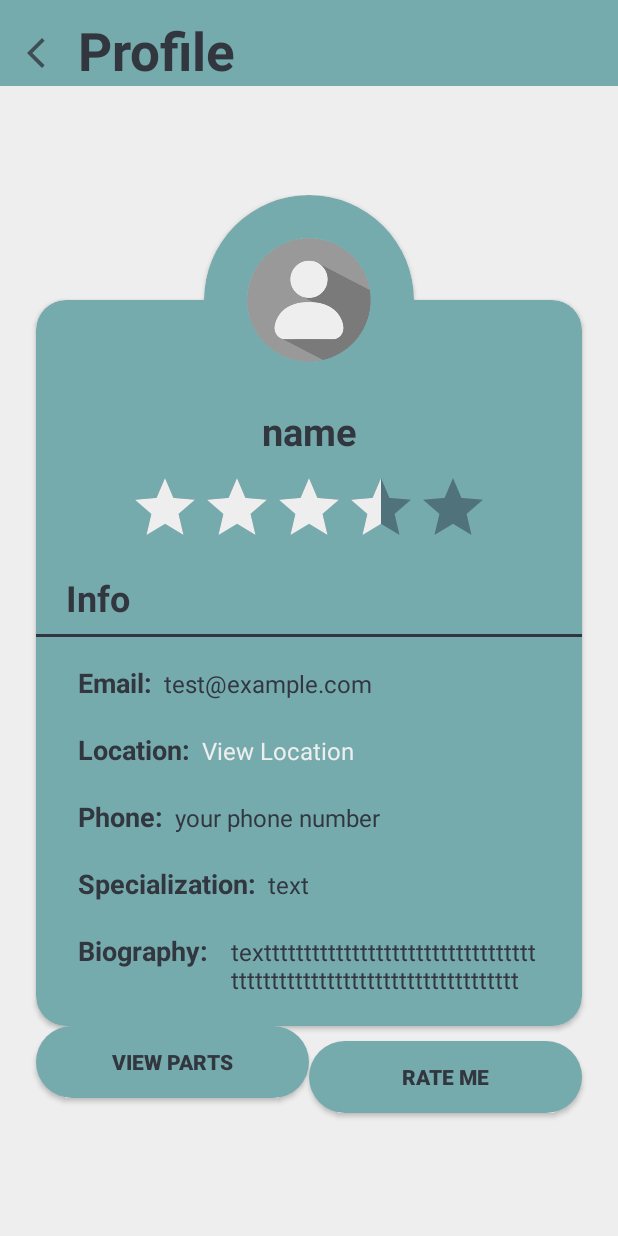
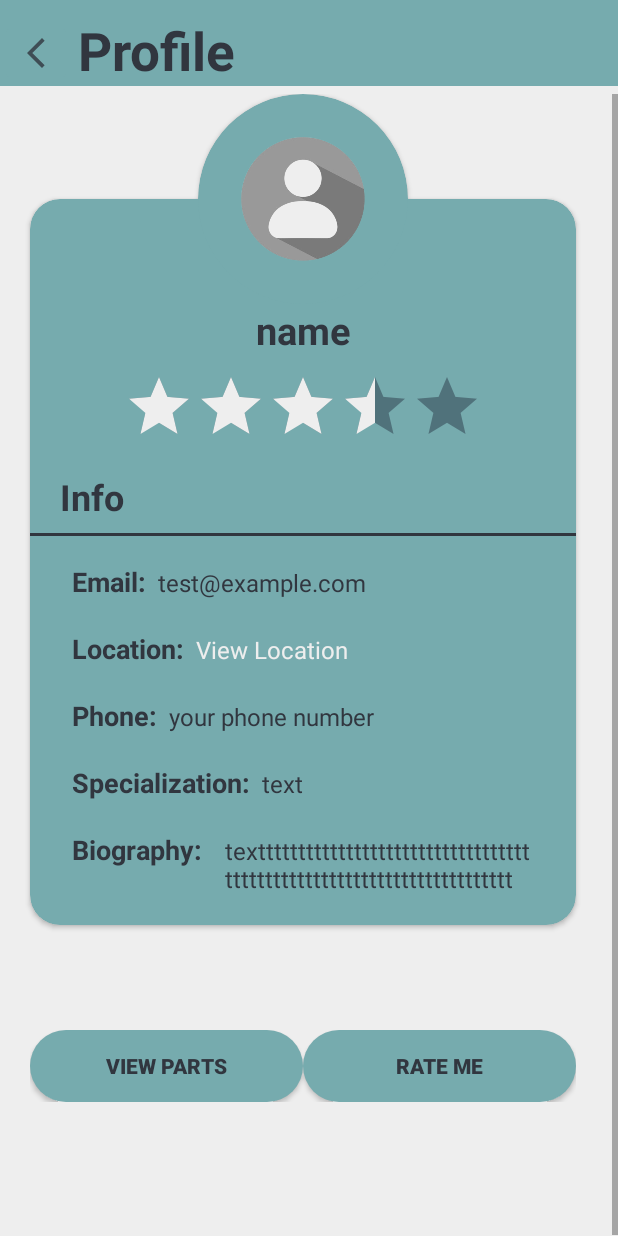
Before and after one commit to Mohamad-H-Hallal/AutoMate-Parts-and-Service-Hub, an Android app: the ProfileViewActivity screen opened directly, with no data from a screen before it, on a phone screen of 412 x 824 dp. Run offline under Robolectric (Android 15) with nearby library versions, the phone set to English and light mode, and no system bars.

Commit message:
building the view profile activity

```diff
--- a/app/src/main/res/layout/activity_profile_view.xml
+++ b/app/src/main/res/layout/activity_profile_view.xml
@@ -35,21 +35,23 @@
 
 
     <ScrollView
-    android:layout_width="wrap_content"
-    android:layout_height="wrap_content"
+        android:layout_width="0dp"
+        android:layout_height="0dp"
         app:layout_constraintStart_toStartOf="parent"
         app:layout_constraintEnd_toEndOf="parent"
+        android:layout_marginTop="5dp"
         app:layout_constraintTop_toBottomOf="@id/pr_title"
         app:layout_constraintBottom_toBottomOf="parent">
         <androidx.constraintlayout.widget.ConstraintLayout
-        android:layout_width="match_parent"
-        android:layout_height="match_parent">
+            android:layout_width="wrap_content"
+            android:layout_height="wrap_content">
 
             <androidx.constraintlayout.widget.Guideline
                 android:id="@+id/v_guideline"
-        android:layout_width="wrap_content"
-        android:layout_height="wrap_content"
+                android:layout_width="match_parent"
+                android:layout_height="match_parent"
                 android:orientation="vertical"
+                app:layout_constraintStart_toStartOf="parent"
                 app:layout_constraintGuide_begin="20dp" />
 
             <androidx.constraintlayout.widget.Guideline
@@ -57,6 +59,7 @@
                 android:layout_width="wrap_content"
                 android:layout_height="wrap_content"
                 android:orientation="vertical"
+                app:layout_constraintEnd_toEndOf="parent"
                 app:layout_constraintGuide_end="20dp" />
 
 
@@ -66,7 +69,8 @@
                 android:layout_height="wrap_content"
                 android:backgroundTint="@color/colorAccent"
                 app:cardCornerRadius="20dp"
-        app:layout_constraintBottom_toTopOf="@+id/v_manageparts"
+               app:layout_constraintTop_toTopOf="parent"
+                app:layout_constraintBottom_toTopOf="@id/v_ll"
                 app:layout_constraintEnd_toStartOf="@+id/v_guideline2"
                 app:layout_constraintStart_toStartOf="@+id/v_guideline">
 
@@ -318,31 +322,30 @@
                 app:layout_constraintHorizontal_bias="0.5"
                 app:layout_constraintStart_toStartOf="@id/v_guideline"
                 app:layout_constraintTop_toTopOf="@id/v_view"
-        app:layout_constraintVertical_bias="0.5"
                 app:shapeAppearance="@style/circle" />
+
+            <LinearLayout
+                android:id="@+id/v_ll"
+                android:layout_width="wrap_content"
+                android:layout_height="wrap_content"
+                android:layout_marginBottom="20dp"
+                app:layout_constraintBottom_toBottomOf="parent"
+                app:layout_constraintEnd_toEndOf="@id/v_guideline2"
+                app:layout_constraintStart_toStartOf="@id/v_guideline"
+                app:layout_constraintTop_toBottomOf="@id/v_view">
 
                 <androidx.appcompat.widget.AppCompatButton
                     android:id="@+id/v_manageparts"
                     style="@style/loginButton"
-            android:layout_marginTop="20dp"
-            android:layout_marginBottom="20dp"
                     android:text="@string/view_parts"
-            android:textColor="@color/colorPrimaryDark"
-            app:layout_constraintBottom_toBottomOf="parent"
-            app:layout_constraintEnd_toStartOf="@id/v_rating"
-            app:layout_constraintStart_toStartOf="@id/v_guideline" />
+                    android:textColor="@color/colorPrimaryDark" />
 
                 <androidx.appcompat.widget.AppCompatButton
                     android:id="@+id/v_rating"
                     style="@style/loginButton"
-        android:layout_marginBottom="20dp"
-        android:layout_marginTop="20dp"
                     android:text="@string/rate_me"
-        android:textColor="@color/colorPrimaryDark"
-        app:layout_constraintBottom_toBottomOf="parent"
-        app:layout_constraintEnd_toEndOf="@id/v_guideline2"
-        app:layout_constraintTop_toBottomOf="@id/v_view"
-        app:layout_constraintStart_toEndOf="@id/v_manageparts" />
+                    android:textColor="@color/colorPrimaryDark" />
+            </LinearLayout>
         </androidx.constraintlayout.widget.ConstraintLayout>
     </ScrollView>
 
```
Lines whose indentation alone changed are shown as unchanged.
